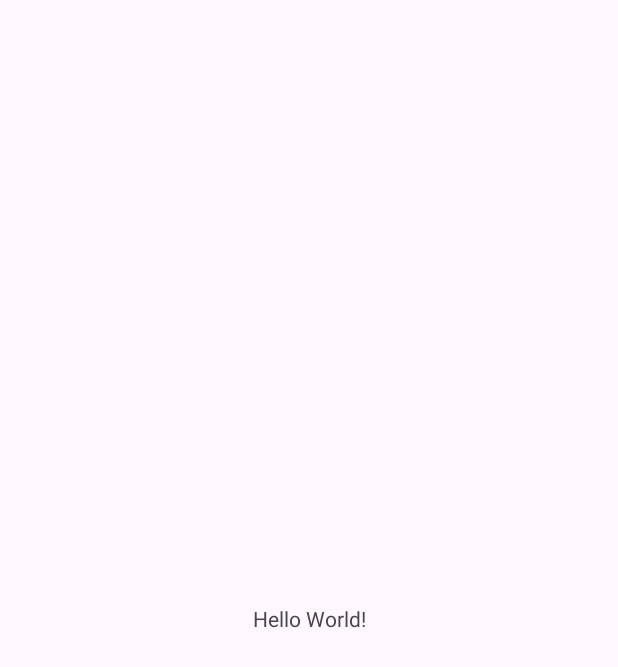
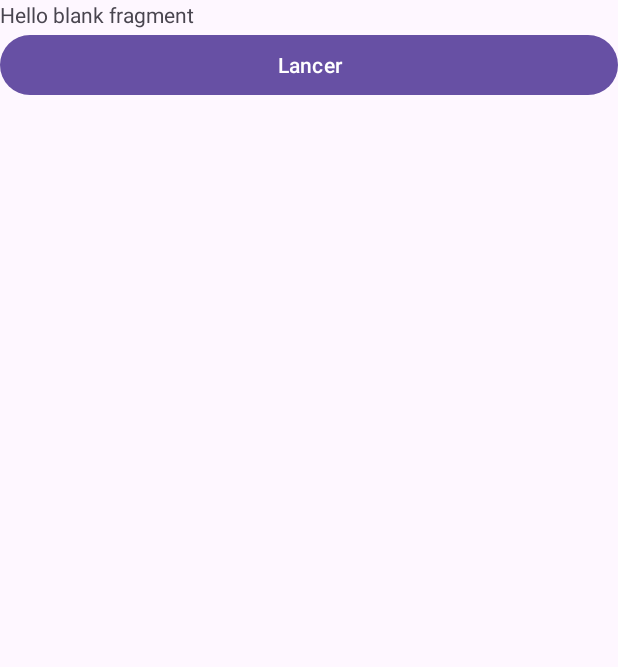
Before and after one commit to TheValemagne/Shifumi, an Android app: the screen it shows after launch (MainActivity), on a phone screen of 412 x 824 dp. Before the commit the part shown is almost empty. Shown: the top 667 px of the screen. Run offline under Robolectric (Android 15) with nearby library versions, the phone set to English and light mode, and no system bars.

Commit message:
WIP list of wifi p2p devices

```diff
--- a/app/build.gradle.kts
+++ b/app/build.gradle.kts
@@ -29,6 +29,9 @@ android {
         sourceCompatibility = JavaVersion.VERSION_1_8
         targetCompatibility = JavaVersion.VERSION_1_8
     }
+    buildFeatures {
+        viewBinding = true
+    }
 }
 
 dependencies {
@@ -36,6 +39,8 @@ dependencies {
     implementation("androidx.appcompat:appcompat:1.6.1")
     implementation("com.google.android.material:material:1.10.0")
     implementation("androidx.constraintlayout:constraintlayout:2.1.4")
+    implementation("androidx.legacy:legacy-support-v4:1.0.0")
+    implementation("androidx.recyclerview:recyclerview:1.3.2")
     testImplementation("junit:junit:4.13.2")
     androidTestImplementation("androidx.test.ext:junit:1.1.5")
     androidTestImplementation("androidx.test.espresso:espresso-core:3.5.1")
--- a/app/src/main/java/com/example/shifumi/MainActivity.java
+++ b/app/src/main/java/com/example/shifumi/MainActivity.java
@@ -2,7 +2,8 @@ package com.example.shifumi;
 
 import androidx.appcompat.app.AppCompatActivity;
 import androidx.core.app.ActivityCompat;
-import androidx.core.content.ContextCompat;
+import androidx.fragment.app.Fragment;
+import androidx.fragment.app.FragmentManager;
 
 import android.content.Context;
 import android.Manifest;
@@ -12,24 +13,44 @@ import android.net.wifi.p2p.WifiP2pManager;
 import android.os.Build;
 import android.os.Bundle;
 import android.util.Log;
+import android.widget.Button;
 import android.widget.Toast;
 
 import com.example.shifumi.p2p.PeerToPeerManager;
 import com.example.shifumi.p2p.WifiDirectBroadcastReceiver;
 
-import java.util.ArrayList;
-import java.util.List;
-
 public class MainActivity extends AppCompatActivity {
     private WifiDirectBroadcastReceiver wifiReceiver;
+
+    public PeerToPeerManager getPeerToPeerManager() {
+        return peerToPeerManager;
+    }
+
+    private PeerToPeerManager peerToPeerManager;
     private IntentFilter intentFilter;
-    private static final int PERMISSIONS_REQUEST_CODE = 1001;
+    public static final int PERMISSIONS_REQUEST_CODE = 1001;
 
     @Override
     protected void onCreate(Bundle savedInstanceState) {
         super.onCreate(savedInstanceState);
         setContentView(R.layout.activity_main);
 
+        initPeerToPeer();
+        showFragment();
+    }
+
+    private void showFragment() {
+        if(this.getSupportFragmentManager().findFragmentById(R.id.main_frame) != null) {
+            return;
+        }
+
+        Fragment startScreen = new StartScreenFragment();
+        this.getSupportFragmentManager().beginTransaction()
+                .replace(R.id.main_frame, startScreen)
+                .commit();
+    }
+
+    private void initPeerToPeer() {
         intentFilter = new IntentFilter();
         intentFilter.addAction(WifiP2pManager.WIFI_P2P_STATE_CHANGED_ACTION);
         intentFilter.addAction(WifiP2pManager.WIFI_P2P_PEERS_CHANGED_ACTION);
@@ -39,9 +60,10 @@ public class MainActivity extends AppCompatActivity {
 
         WifiP2pManager wifiP2pManager = (WifiP2pManager) getSystemService(Context.WIFI_P2P_SERVICE);
         WifiP2pManager.Channel wifiChannel = wifiP2pManager.initialize(this, getMainLooper(), null);
-        wifiReceiver = new WifiDirectBroadcastReceiver(wifiP2pManager, wifiChannel, new PeerToPeerManager(wifiP2pManager, wifiChannel));
+        peerToPeerManager = new PeerToPeerManager(wifiP2pManager, wifiChannel, this);
+
+        wifiReceiver = new WifiDirectBroadcastReceiver(wifiP2pManager, wifiChannel, peerToPeerManager, this);
         registerReceiver(wifiReceiver, intentFilter);
-        requestPermissions();
     }
 
     @Override
@@ -56,25 +78,6 @@ public class MainActivity extends AppCompatActivity {
         unregisterReceiver(wifiReceiver);
     }
 
-    private void requestPermissions() {
-        if (Build.VERSION.SDK_INT >= Build.VERSION_CODES.TIRAMISU) {
-            if (ActivityCompat.checkSelfPermission(this, Manifest.permission.NEARBY_WIFI_DEVICES) != PackageManager.PERMISSION_GRANTED &&
-                    ActivityCompat.checkSelfPermission(this, Manifest.permission.ACCESS_FINE_LOCATION) != PackageManager.PERMISSION_GRANTED) {
-
-                Log.w("P2P", "Permission not granted " + this.getClass().getName());
-                ActivityCompat.requestPermissions(this, new String[]{Manifest.permission.NEARBY_WIFI_DEVICES, Manifest.permission.ACCESS_FINE_LOCATION}, 0);
-                return;
-            }
-        } else  {
-            if (ActivityCompat.checkSelfPermission(this, Manifest.permission.ACCESS_FINE_LOCATION)
-                    != PackageManager.PERMISSION_GRANTED) {
-                Log.w("P2P", "Permission not granted DDDDDDDDD: " + this.getClass().getName());
-                ActivityCompat.requestPermissions(this, new String[]{Manifest.permission.ACCESS_FINE_LOCATION}, 0);
-                return;
-            }
-        }
-    }
-
     @Override
     public void onRequestPermissionsResult(int requestCode, String[] permissions, int[] grantResults) {
         super.onRequestPermissionsResult(requestCode, permissions, grantResults);
--- /dev/null
+++ b/app/src/main/java/com/example/shifumi/StartButtonListener.java
@@ -0,0 +1,29 @@
+package com.example.shifumi;
+
+import android.view.View;
+import android.widget.Button;
+
+import androidx.fragment.app.Fragment;
+
+import com.example.shifumi.p2p.PeerToPeerManager;
+
+public class StartButtonListener implements Button.OnClickListener {
+    private PeerToPeerManager peerToPeerManager;
+    private MainActivity mainActivity;
+
+    public StartButtonListener(MainActivity mainActivity, PeerToPeerManager peerToPeerManager) {
+        this.mainActivity = mainActivity;
+        this.peerToPeerManager = peerToPeerManager;
+    }
+
+    @Override
+    public void onClick(View v) {
+        peerToPeerManager.discoverPeers();
+
+        Fragment deviceList = new WifiDevicesFragment();
+
+        mainActivity.getSupportFragmentManager().beginTransaction()
+                .replace(R.id.main_frame, deviceList)
+                .commit();
+    }
+}
--- /dev/null
+++ b/app/src/main/java/com/example/shifumi/StartScreenFragment.java
@@ -0,0 +1,44 @@
+package com.example.shifumi;
+
+import android.os.Bundle;
+
+import androidx.annotation.NonNull;
+import androidx.annotation.Nullable;
+import androidx.fragment.app.Fragment;
+
+import android.view.LayoutInflater;
+import android.view.View;
+import android.view.ViewGroup;
+import android.widget.Button;
+
+import com.example.shifumi.p2p.PeerToPeerManager;
+
+/**
+ * A simple {@link Fragment} subclass.
+ * create an instance of this fragment.
+ */
+public class StartScreenFragment extends Fragment {
+    protected Button startButton;
+    private PeerToPeerManager peerToPeerManager;
+
+    public StartScreenFragment() {
+        // Required empty public constructor
+    }
+
+    @Override
+    public View onCreateView(LayoutInflater inflater, ViewGroup container,
+                             Bundle savedInstanceState) {
+        // Inflate the layout for this fragment
+        return inflater.inflate(R.layout.fragment_start_screen, container, false);
+    }
+
+    @Override
+    public void onViewCreated(@NonNull View view, @Nullable Bundle savedInstanceState) {
+        super.onViewCreated(view, savedInstanceState);
+        MainActivity main = (MainActivity) this.getActivity();
+        peerToPeerManager = main.getPeerToPeerManager();
+
+        startButton = main.findViewById(R.id.startButton);
+        startButton.setOnClickListener(new StartButtonListener(main, peerToPeerManager));
+    }
+}
--- /dev/null
+++ b/app/src/main/java/com/example/shifumi/p2p/PeersListener.java
@@ -0,0 +1,41 @@
+package com.example.shifumi.p2p;
+
+import android.net.wifi.p2p.WifiP2pDeviceList;
+import android.net.wifi.p2p.WifiP2pManager;
+
+import com.example.shifumi.MainActivity;
+import com.example.shifumi.R;
+import com.example.shifumi.WifiDevicesFragment;
+import com.example.shifumi.placeholder.PlaceholderContent;
+
+public class PeersListener implements WifiP2pManager.PeerListListener {
+    private MainActivity mainActivity;
+    private PeerToPeerManager peerToPeerManager;
+
+    public PeersListener(MainActivity mainActivity, PeerToPeerManager peerToPeerManager) {
+        this.mainActivity = mainActivity;
+        this.peerToPeerManager = peerToPeerManager;
+    }
+
+    @Override
+    public void onPeersAvailable(WifiP2pDeviceList peers) {
+        // Handle the list of available peers
+        System.out.println("TEST " + peers.getDeviceList());
+
+        if(!peers.equals(PlaceholderContent.ITEMS)) {
+            WifiDevicesFragment fragment = (WifiDevicesFragment) mainActivity.getSupportFragmentManager()
+                    .findFragmentById(R.id.main_frame);
+
+            fragment.updateData(peers.getDeviceList());
+        }
+
+        // TODO empty list -> refresh button with discorverPeers
+
+        if (peers.getDeviceList().size() > 0) {
+            //PlaceholderContent.updateItems(peers);
+            // Connect to the first available peer (you might want to show a list to the user)
+            //String peer = peers.getDeviceList().iterator().next().toString();
+            //peerToPeerManager.connectToPeer(peer);
+        }
+    }
+}
--- a/app/src/main/java/com/example/shifumi/p2p/WifiDirectBroadcastReceiver.java
+++ b/app/src/main/java/com/example/shifumi/p2p/WifiDirectBroadcastReceiver.java
@@ -5,23 +5,39 @@ import android.content.BroadcastReceiver;
 import android.content.Context;
 import android.content.Intent;
 import android.net.wifi.p2p.WifiP2pDevice;
-import android.net.wifi.p2p.WifiP2pDeviceList;
 import android.net.wifi.p2p.WifiP2pInfo;
 import android.net.wifi.p2p.WifiP2pManager;
 import android.util.Log;
+import android.widget.Toast;
+
+import com.example.shifumi.MainActivity;
 
 public class WifiDirectBroadcastReceiver extends BroadcastReceiver {
 
+    private static final String TAG = "WifiDirectBroadcastReceiver";
+
     private WifiP2pManager wifiP2pManager;
     private WifiP2pManager.Channel channel;
-    private PeerToPeerManager peerToPeerManager; // Assuming you have a reference to your PeerToPeerManager
+    private MainActivity mainActivity;
+    private PeerToPeerManager peerToPeerManager;
+    // Listener to handle peer list changes
+    private WifiP2pManager.PeerListListener peerListListener;
 
-    public WifiDirectBroadcastReceiver(WifiP2pManager manager, WifiP2pManager.Channel channel,
-                                       PeerToPeerManager peerToPeerManager) {
+    public WifiDirectBroadcastReceiver(WifiP2pManager manager,
+                                       WifiP2pManager.Channel channel,
+                                       PeerToPeerManager peerToPeerManager,
+                                       MainActivity mainActivity) {
         super();
         this.wifiP2pManager = manager;
         this.channel = channel;
         this.peerToPeerManager = peerToPeerManager;
+        this.mainActivity = mainActivity;
+
+        initPeerToPeerListener();
+    }
+
+    private void initPeerToPeerListener() {
+        this.peerListListener = new PeersListener(mainActivity, peerToPeerManager);
     }
 
     @SuppressLint("MissingPermission")
@@ -32,16 +48,20 @@ public class WifiDirectBroadcastReceiver extends BroadcastReceiver {
         if (WifiP2pManager.WIFI_P2P_STATE_CHANGED_ACTION.equals(action)) {
             // Determine if Wi-Fi P2P mode is enabled or disabled
             int state = intent.getIntExtra(WifiP2pManager.EXTRA_WIFI_STATE, -1);
+
             if (state == WifiP2pManager.WIFI_P2P_STATE_ENABLED) {
-                Log.d("Connexion", "Connected");
+                Log.d(TAG, "Connected");
+                Toast.makeText(mainActivity, "WiFi Direct activé", Toast.LENGTH_LONG).show();
                 // Wi-Fi P2P is enabled
             } else {
                 Log.d("Connexion", "Disconnected");
+                Toast.makeText(mainActivity, "WiFi Direct déactivé", Toast.LENGTH_LONG).show();
                 // Wi-Fi P2P is not enabled
             }
 
         } else if (WifiP2pManager.WIFI_P2P_PEERS_CHANGED_ACTION.equals(action)) {
-            Log.d("Connexion", "peers changed");
+            Log.d(TAG, "peers changed");
+            Toast.makeText(mainActivity, "Peers changed", Toast.LENGTH_LONG).show();
             // Request available peers from the Wi-Fi P2P manager
             if (wifiP2pManager != null) {
                 wifiP2pManager.requestPeers(channel, peerListListener);
@@ -65,23 +85,10 @@ public class WifiDirectBroadcastReceiver extends BroadcastReceiver {
             }
 
         } else if (WifiP2pManager.WIFI_P2P_THIS_DEVICE_CHANGED_ACTION.equals(action)) {
-            Log.d("Connexion", "this device");
+            Log.d(TAG, "this device");
             // Respond to this device's wifi state changing
             // For example, obtain the device's details
             WifiP2pDevice device = intent.getParcelableExtra(WifiP2pManager.EXTRA_WIFI_P2P_DEVICE);
         }
     }
-
-    // Listener to handle peer list changes
-    private WifiP2pManager.PeerListListener peerListListener = new WifiP2pManager.PeerListListener() {
-        @Override
-        public void onPeersAvailable(WifiP2pDeviceList peers) {
-            // Handle the list of available peers
-            if (peers.getDeviceList().size() > 0) {
-                // Connect to the first available peer (you might want to show a list to the user)
-                String peer = peers.getDeviceList().iterator().next().toString();
-                peerToPeerManager.connectToPeer(peer);
-            }
-        }
-    };
 }
--- /dev/null
+++ b/app/src/main/res/drawable/customborder.xml
@@ -0,0 +1,6 @@
+<?xml version="1.0" encoding="UTF-8"?>
+<shape xmlns:android="http://schemas.android.com/apk/res/android" android:shape="rectangle">
+    <corners android:radius="20dp"/>
+    <padding android:left="10dp" android:right="10dp" android:top="10dp" android:bottom="10dp"/>
+    <stroke android:width="1dp" android:color="#CCCCCC"/>
+</shape>
--- a/app/src/main/res/layout/activity_main.xml
+++ b/app/src/main/res/layout/activity_main.xml
@@ -6,13 +6,12 @@
     android:layout_height="match_parent"
     tools:context=".MainActivity">
 
-    <TextView
-        android:layout_width="wrap_content"
-        android:layout_height="wrap_content"
-        android:text="Hello World!"
+    <androidx.fragment.app.FragmentContainerView
+        android:id="@+id/main_frame"
+        android:layout_width="0dp"
+        android:layout_height="0dp"
         app:layout_constraintBottom_toBottomOf="parent"
         app:layout_constraintEnd_toEndOf="parent"
         app:layout_constraintStart_toStartOf="parent"
         app:layout_constraintTop_toTopOf="parent" />
-
 </androidx.constraintlayout.widget.ConstraintLayout>
--- /dev/null
+++ b/app/src/main/res/layout/fragment_start_screen.xml
@@ -0,0 +1,25 @@
+<?xml version="1.0" encoding="utf-8"?>
+<FrameLayout xmlns:android="http://schemas.android.com/apk/res/android"
+    xmlns:tools="http://schemas.android.com/tools"
+    android:layout_width="match_parent"
+    android:layout_height="match_parent"
+    tools:context=".StartScreenFragment">
+
+    <LinearLayout
+        android:layout_width="match_parent"
+        android:layout_height="match_parent"
+        android:orientation="vertical">
+
+        <TextView
+            android:layout_width="match_parent"
+            android:layout_height="wrap_content"
+            android:text="@string/hello_blank_fragment" />
+
+        <Button
+            android:id="@+id/startButton"
+            android:layout_width="match_parent"
+            android:layout_height="wrap_content"
+            android:text="@string/startButtonLabel" />
+    </LinearLayout>
+
+</FrameLayout>
--- /dev/null
+++ b/app/src/main/res/values/dimens.xml
@@ -0,0 +1,4 @@
+<?xml version="1.0" encoding="utf-8"?>
+<resources>
+    <dimen name="text_margin">16dp</dimen>
+</resources>
--- a/app/src/main/res/values/strings.xml
+++ b/app/src/main/res/values/strings.xml
@@ -1,3 +1,6 @@
 <resources>
     <string name="app_name">Shifumi</string>
+    <string name="startButtonLabel">Lancer</string>
+    <!-- TODO: Remove or change this placeholder text -->
+    <string name="hello_blank_fragment">Hello blank fragment</string>
 </resources>
--- a/build.gradle.kts
+++ b/build.gradle.kts
@@ -1,4 +1,4 @@
 // Top-level build file where you can add configuration options common to all sub-projects/modules.
 plugins {
-    id("com.android.application") version "8.1.1" apply false
+    id("com.android.application") version "8.2.0" apply false
 }
```
Also changed, not shown: app/src/main/java/com/example/shifumi/WifiDevicesFragment.java (added, +85 -0 lines), app/src/main/java/com/example/shifumi/WifiPeerListRecyclerViewAdapter.java (added, +64 -0 lines), app/src/main/java/com/example/shifumi/p2p/PeerToPeerManager.java (+31 -76 lines), app/src/main/java/com/example/shifumi/p2p/Server.java (added, +72 -0 lines), app/src/main/java/com/example/shifumi/placeholder/PlaceholderContent.java (added, +57 -0 lines), app/src/main/res/layout/fragment_wifi_device_item.xml (added, +15 -0 lines), app/src/main/res/layout/fragment_wifi_device_list.xml (added, +15 -0 lines), gradle/wrapper/gradle-wrapper.properties.
